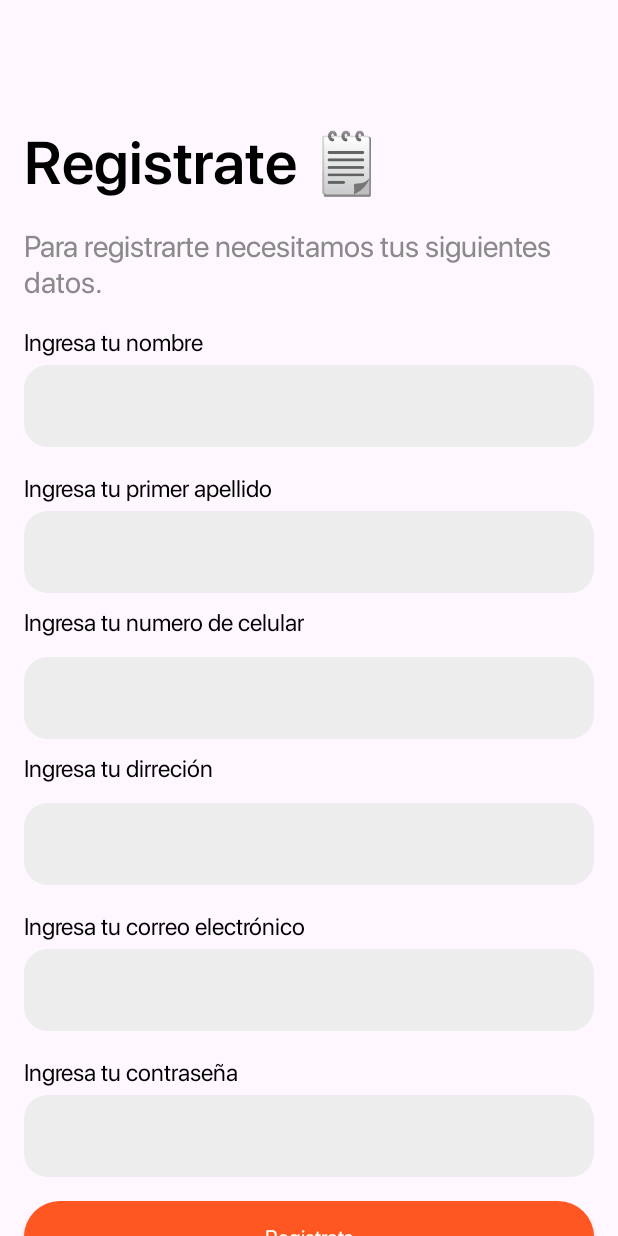
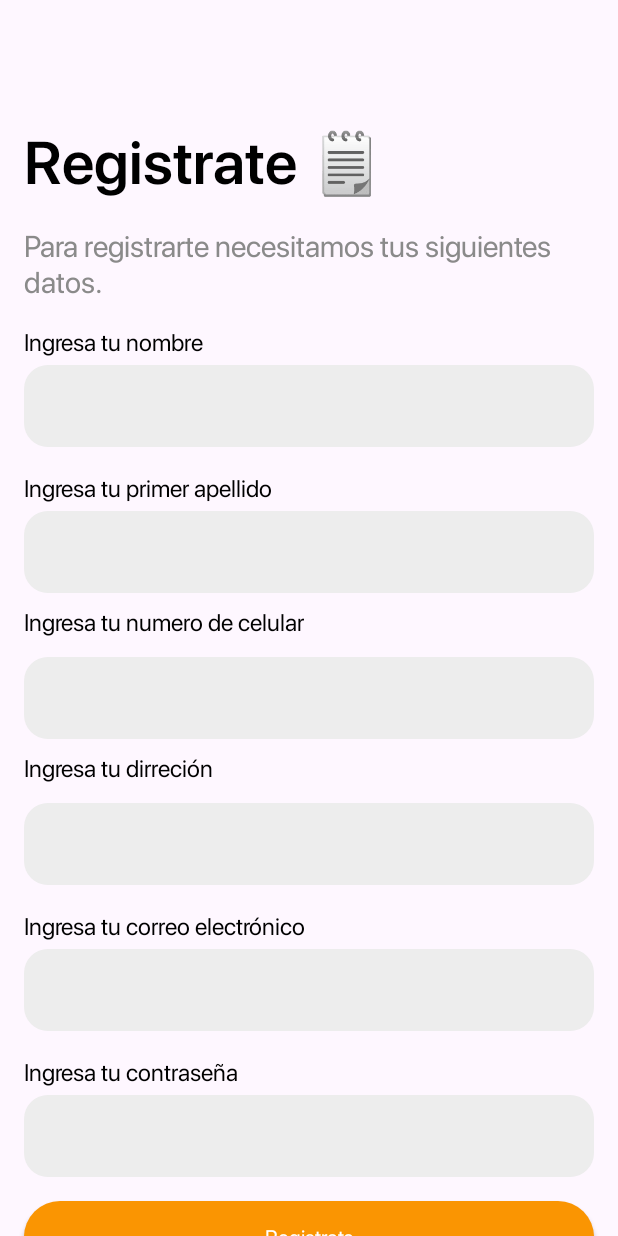
Before and after one commit to Alberto4729/EnChinga, an Android app: the screen it shows after launch (SignUpActivity), after a tap on "Registrate", on a phone screen of 412 x 824 dp. Run offline under Robolectric (Android 15) with nearby library versions, the phone set to English and light mode, and no system bars.

Commit message:
[✨] Primary button

```diff
--- a/app/src/main/AndroidManifest.xml
+++ b/app/src/main/AndroidManifest.xml
@@ -3,7 +3,7 @@
     xmlns:tools="http://schemas.android.com/tools">
 
     <application
-        android:name=".DeliveryApp"
+        android:name=".EnChingaApp"
         android:allowBackup="true"
         android:dataExtractionRules="@xml/data_extraction_rules"
         android:fullBackupContent="@xml/backup_rules"
--- a/app/src/main/java/com/albertoapps/androidcourse/DeliveryApp.kt
+++ b/app/src/main/java/com/albertoapps/androidcourse/EnChingaApp.kt
@@ -2,4 +2,4 @@ package com.albertoapps.androidcourse
 
 import android.app.Application
 
-class DeliveryApp: Application()
+class EnChingaApp: Application()
--- a/app/src/main/res/layout/activity_welcome.xml
+++ b/app/src/main/res/layout/activity_welcome.xml
@@ -68,14 +68,14 @@
         app:layout_constraintStart_toStartOf="parent"
         app:layout_constraintTop_toBottomOf="@+id/title_welcome" />
 
-    <androidx.appcompat.widget.AppCompatButton
+    <com.normansanchez.ui.components.EnChingaPrimaryButton
         android:id="@+id/btn_sign_in"
-        style="@style/PrimaryButtonStyle"
-        android:layout_width="0dp"
+        android:layout_width="match_parent"
         android:layout_height="wrap_content"
         android:layout_marginHorizontal="@dimen/general_margin"
         android:layout_marginBottom="@dimen/general_margin"
         android:text="@string/sign_in_welcome"
+        style="@style/PrimaryButtonStyle"
         app:layout_constraintBottom_toTopOf="@+id/btn_sign_up"
         app:layout_constraintEnd_toEndOf="parent"
         app:layout_constraintStart_toStartOf="parent" />
--- a/app/src/main/res/values/colors.xml
+++ b/app/src/main/res/values/colors.xml
@@ -2,8 +2,8 @@
 <resources>
     <color name="black">#FF000000</color>
     <color name="white">#FFFFFFFF</color>
-    <color name="primaryColor">#FF5722</color>
-    <color name="secondaryColor">#FFEB3B</color>
+    <color name="primaryColor">#FA9502</color>
+    <color name="secondaryColor">#4DFF9300</color>
     <color name="disableColor">#FFEDEDED</color>
     <color name="primaryColorText">#FF000000</color>
     <color name="accentColor">#D50000</color>
--- a/app/src/main/res/values/themes.xml
+++ b/app/src/main/res/values/themes.xml
@@ -50,6 +50,9 @@
         <item name="android:textColor">@color/white</item>
         <item name="android:elevation">@dimen/general_elevation</item>
         <item name="android:background">@drawable/bg_primary_button</item>
+        <item name="android:textAlignment">center</item>
+        <item name="android:paddingTop">10dp</item>
+        <item name="android:paddingBottom">10dp</item>
     </style>
 
     <style name="SecondaryButtonStyle" parent="Theme.Material3.Light.NoActionBar">
--- /dev/null
+++ b/ui/src/main/java/com/normansanchez/ui/components/EnChingaPrimaryButton.kt
@@ -0,0 +1,22 @@
+package com.normansanchez.ui.components
+
+import android.content.Context
+import android.util.AttributeSet
+import androidx.appcompat.widget.AppCompatButton
+import com.normansanchez.ui.R
+
+class EnChingaPrimaryButton @JvmOverloads constructor(
+    context: Context,
+    attrs: AttributeSet? = null,
+    defStyleAttr: Int = R.attr.primaryEnChingaButtonStyle
+) : AppCompatButton(context, attrs, defStyleAttr) {
+
+    init {
+        context.theme.obtainStyledAttributes(
+            attrs,
+            R.styleable.EnChingaPrimaryButton,
+            defStyleAttr,
+            0
+        )
+    }
+}
--- /dev/null
+++ b/ui/src/main/res/values/colors.xml
@@ -0,0 +1,6 @@
+<?xml version="1.0" encoding="utf-8"?>
+<resources>
+    <color name="enchinga_primary">#FF7A00</color>
+    <color name="white">#FFFFFFFF</color>
+    <color name="enchinga_primary_ripple">#33FFFFFF</color>
+</resources>
```
Also changed, not shown: ui/src/main/res/drawable/btn_primary_enchinga.xml (added, +16 -0 lines), ui/src/main/res/values/attrs.xml (added, +8 -0 lines), ui/src/main/res/values/dimens.xml (added, +8 -0 lines), ui/src/main/res/values/styles.xml (added, +18 -0 lines), ui/src/main/res/values/themes.xml (added, +7 -0 lines), ui/src/main/res/font/sf_pro_display_regular.ttf (added), ui/src/main/res/font/sf_pro_display_semi_bold.otf (added).
